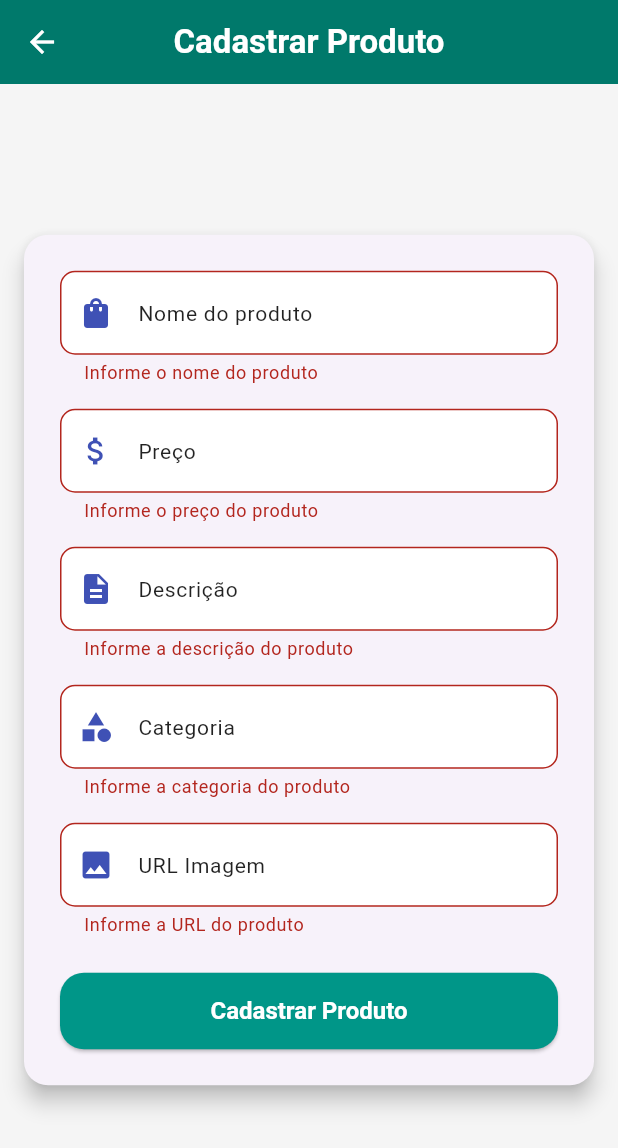
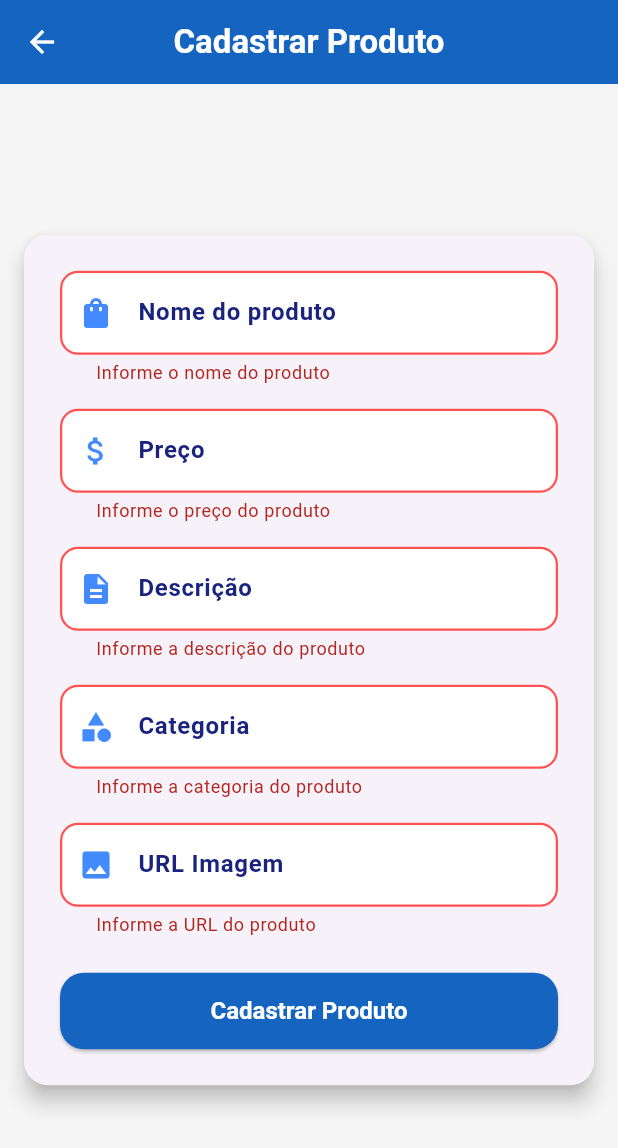
Before and after one commit to alefluciano10/curso-de-extensao-mobile-crud-flutter-api, a Flutter app: the ProductFormPage screen opened directly, after a tap on "Cadastrar Produto", on a phone screen of 412 x 824 dp. Shown: the top 1148 px of the screen. Run offline on Flutter 3.47's test engine with Material 3 defaults, Android fonts, the phone set to English and light mode, and no system bars; our stand-ins replace get; network calls fail.

Commit message:
Melhorias no design

```diff
--- a/lib/controllers/product_controller.dart
+++ b/lib/controllers/product_controller.dart
@@ -21,7 +21,7 @@ class ProductController extends GetxController {
   void fetchProducts() async {
     isLoading(true);
     try {
-      Future.delayed(const Duration(seconds: 3));
+      await Future.delayed(const Duration(seconds: 3));
       products.value = await _service.getAllProducts();
     } catch (e) {
       if (kDebugMode) {
@@ -41,9 +41,6 @@ class ProductController extends GetxController {
       if (product.id != null) {
         products.add(product);
       }
-
-      fetchProducts(); //Atualiza a lista após gravar o produto
-      Get.back(); // Voçta para a tela anterior
     } catch (e) {
       if (kDebugMode) {
         print('Erro ao cadastrar o produto: $e');
--- a/lib/main.dart
+++ b/lib/main.dart
@@ -19,12 +19,12 @@
         primarySwatch: Colors.teal,
         scaffoldBackgroundColor: const Color(0xFFF5F5F5),
         appBarTheme: const AppBarTheme(
-          backgroundColor: Color(0xFF00796B),
+          backgroundColor: Color(0xFF1565C0),
           foregroundColor: Colors.white,
         ),
         elevatedButtonTheme: ElevatedButtonThemeData(
           style: ElevatedButton.styleFrom(
-            backgroundColor: Color(0xFF00796B),
+            backgroundColor: const Color(0xFF1565C0),
             foregroundColor: Colors.white,
             shape: RoundedRectangleBorder(
               borderRadius: BorderRadius.circular(8),
--- a/lib/views/product_form_page.dart
+++ b/lib/views/product_form_page.dart
@@ -1,7 +1,6 @@
 import 'package:crud_flutter_api/controllers/product_controller.dart';
 import 'package:crud_flutter_api/models/product.dart';
 import 'package:flutter/material.dart';
-
 import 'package:get/get.dart';
 
 class ProductFormPage extends StatefulWidget {
@@ -33,7 +32,15 @@ class _ProductFormPageState extends State<ProductFormPage> {
         image: _image.text,
       );
       _controller.addProduct(product);
-      Get.back();
+
+      // Limpa os campos
+      _title.clear();
+      _price.clear();
+      _description.clear();
+      _category.clear();
+      _image.clear();
+
+      //Mostra uma mensagem ao cadastrar
       Get.snackbar(
         'Sucesso',
         'Produto cadastrado com sucesso!',
@@ -45,17 +52,44 @@ class _ProductFormPageState extends State<ProductFormPage> {
     }
   }
 
-  InputDecoration _inputDecoration(String hintText, IconData icon) {
+  InputDecoration _inputDecoration(String labelText, IconData icon) {
     return InputDecoration(
-      hintText: hintText,
-      prefixIcon: Icon(icon, color: Colors.indigo),
+      labelText: labelText,
+      labelStyle: const TextStyle(
+        color: Color(0xFF1A237E),
+        fontWeight: FontWeight.w600,
+        fontSize: 16,
+      ),
+      hintText: labelText,
+      hintStyle: const TextStyle(
+        color: Colors.black87,
+        fontSize: 14,
+        fontStyle: FontStyle.italic,
+      ),
+
+      prefixIcon: Icon(icon, color: Colors.blueAccent),
       filled: true,
       fillColor: Colors.white,
-      hintStyle: const TextStyle(fontSize: 14, color: Colors.black87),
-      border: OutlineInputBorder(borderRadius: BorderRadius.circular(10)),
+      contentPadding: EdgeInsets.symmetric(vertical: 16, horizontal: 20),
+
+      enabledBorder: OutlineInputBorder(
+        borderRadius: BorderRadius.all(Radius.circular(12)),
+        borderSide: BorderSide(color: Colors.grey.shade400, width: 2),
+      ),
+
       focusedBorder: OutlineInputBorder(
-        borderSide: const BorderSide(color: Colors.indigo, width: 2),
-        borderRadius: BorderRadius.circular(10),
+        borderRadius: BorderRadius.all(Radius.circular(12)),
+        borderSide: BorderSide(color: Color(0xFF1A237E), width: 2),
+      ),
+
+      errorBorder: OutlineInputBorder(
+        borderRadius: BorderRadius.all(Radius.circular(12)),
+        borderSide: BorderSide(color: Colors.redAccent, width: 1.5),
+      ),
+
+      focusedErrorBorder: OutlineInputBorder(
+        borderRadius: BorderRadius.all(Radius.circular(12)),
+        borderSide: BorderSide(color: Colors.redAccent, width: 2),
       ),
     );
   }
@@ -64,6 +98,7 @@ class _ProductFormPageState extends State<ProductFormPage> {
   Widget build(BuildContext context) {
     return Scaffold(
       appBar: AppBar(
+        backgroundColor: Color(0xFF1565C0),
         title: const Text(
           'Cadastrar Produto',
           style: TextStyle(fontWeight: FontWeight.bold),
@@ -141,8 +176,15 @@ class _ProductFormPageState extends State<ProductFormPage> {
                       keyboardType: TextInputType.url,
                       textInputAction: TextInputAction.done,
                       decoration: _inputDecoration('URL Imagem', Icons.image),
-                      validator:
-                          (i) => i!.isEmpty ? 'Informe a URL do produto' : null,
+                      validator: (i) {
+                        if (i == null || i.isEmpty) {
+                          return 'Informe a URL do produto';
+                        }
+                        final urlPattern =
+                            r'(http|https):\/\/(\w+:?\w*@)?(\S+)(:[0-9]+)?(\/|\/([\w#!:.?+=&%@!\-\/]))?';
+                        final result = RegExp(urlPattern).hasMatch(i);
+                        return result ? null : 'Informe uma URL válida';
+                      },
                     ),
 
                     const SizedBox(height: 24),
@@ -150,7 +192,7 @@ class _ProductFormPageState extends State<ProductFormPage> {
                     ElevatedButton(
                       style: ElevatedButton.styleFrom(
                         foregroundColor: Colors.white,
-                        backgroundColor: Colors.teal,
+                        backgroundColor: Color(0xFF1565C0),
                         padding: const EdgeInsets.symmetric(vertical: 16),
                         textStyle: const TextStyle(
                           fontSize: 16,
--- a/lib/views/product_list_page.dart
+++ b/lib/views/product_list_page.dart
@@ -78,7 +78,7 @@ class ProductListPage extends StatelessWidget {
         onPressed: () {
           Get.to(() => const ProductFormPage());
         },
-        backgroundColor: Colors.teal,
+        backgroundColor: Colors.blueAccent,
         child: const Icon(Icons.add, color: Colors.white),
       ),
     );
--- a/pubspec.yaml
+++ b/pubspec.yaml
@@ -32,6 +32,7 @@ dependencies:
     sdk: flutter
   http: ^1.4.0
   get: ^4.7.2
+  google_fonts: ^6.1.0
 
   # The following adds the Cupertino Icons font to your application.
   # Use with the CupertinoIcons class for iOS style icons.
```
Also changed, not shown: pubspec.lock, 1 other file.
